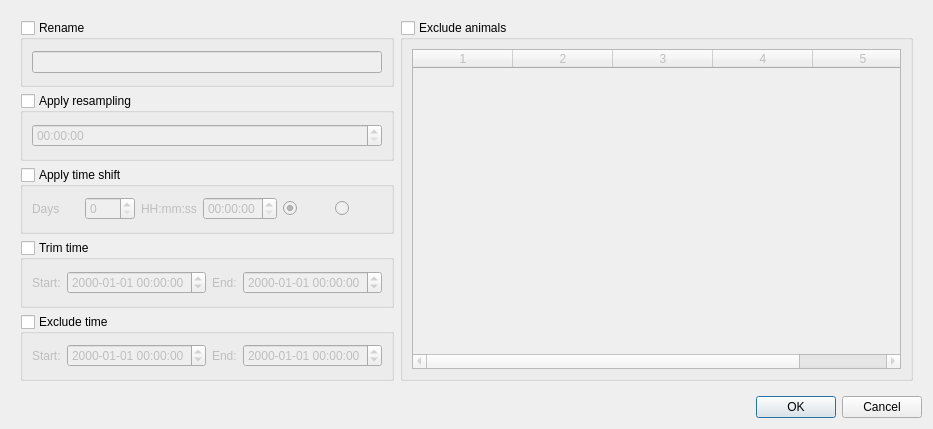
Qt form tse_analytics/views/datasets/adjust_dataset_dialog.ui (TSE-Systems/tse-analytics) before a commit.
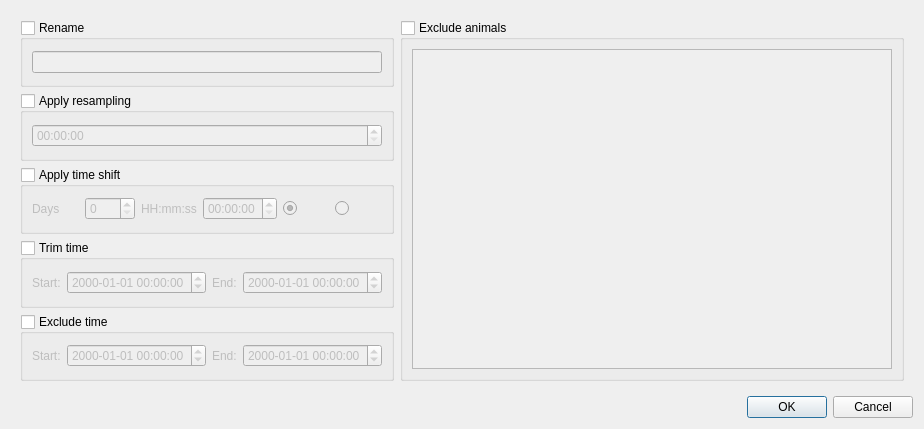
The same form after that commit. Icons and pictures are not drawn.

Commit message:
Refactor dataset handling and update UI functionality.
Revised dataset operations for improved flexibility and functionality, including time adjustments, binning, and factor handling. Updated UI-related code for consistency and removed redundant/legacy UI elements and references.

Diff of the .ui file:
```diff
--- a/tse_analytics/views/datasets/adjust_dataset_dialog.ui
+++ b/tse_analytics/views/datasets/adjust_dataset_dialog.ui
@@ -7,7 +7,7 @@
    <rect>
     <x>0</x>
     <y>0</y>
-    <width>933</width>
+    <width>924</width>
     <height>429</height>
    </rect>
   </property>
@@ -265,9 +265,6 @@
            <property name="sortingEnabled">
             <bool>true</bool>
            </property>
-           <property name="columnCount">
-            <number>6</number>
-           </property>
            <attribute name="verticalHeaderVisible">
             <bool>false</bool>
            </attribute>
@@ -277,12 +274,6 @@
            <attribute name="verticalHeaderDefaultSectionSize">
             <number>20</number>
            </attribute>
-           <column/>
-           <column/>
-           <column/>
-           <column/>
-           <column/>
-           <column/>
           </widget>
          </item>
         </layout>
```
Left out of the diff: 14 changed lines with no effect on the pictures. The commit also changes 25 other files.
